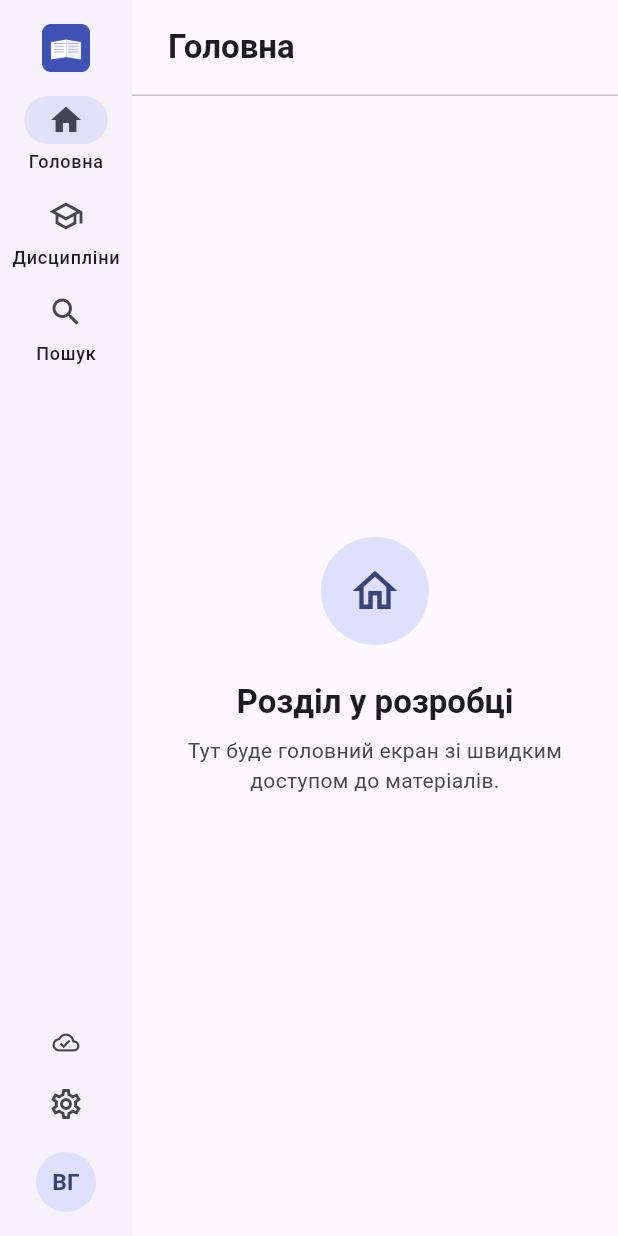
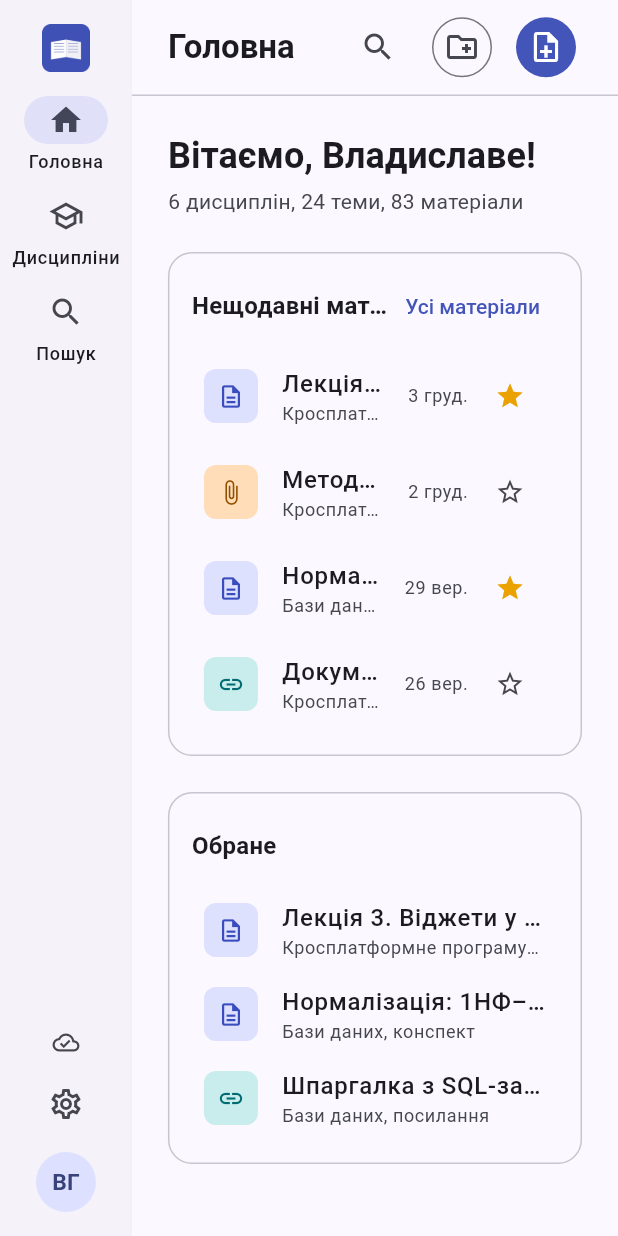
Before and after one commit to Spehereuz/study_materials_catalog, a Flutter app: the screen it shows after launch, on a phone screen of 412 x 824 dp. Run offline on Flutter 3.47's test engine with Material 3 defaults, Android fonts, the phone set to English and light mode, and no system bars.

Commit message:
feat(home): add home screen with recent, favorite materials and disciplines
- greeting with the user's name and catalog summary (FR-08)
- search field and quick actions; icon-only actions on narrow windows
- "Recent materials" with open date and favorite toggle (FR-20)
- "Favorites" block and adaptive grid of discipline cards
- empty state that suggests creating the first discipline
- hardcoded data comes from MockCatalogRepository via CatalogController

```diff
--- a/lib/core/constants/app_spacing.dart
+++ b/lib/core/constants/app_spacing.dart
@@ -36,6 +36,6 @@ abstract final class AppBreakpoints {
   /// Від цієї ширини — постійна бічна панель з підписами.
   static const double expanded = 840;
 
-  /// Від цієї ширини — дві колонки вмісту на головному екрані.
-  static const double twoColumns = 1000;
+  /// Ширина вмісту, від якої блоки «Нещодавні» та «Обране» стоять поруч.
+  static const double twoColumnContent = 720;
 }
--- a/lib/core/constants/app_strings.dart
+++ b/lib/core/constants/app_strings.dart
@@ -39,6 +39,36 @@ abstract final class AppStrings {
   static const synced = 'Синхронізовано';
   static const searchShortcut = '⌘F';
 
+  // Головний екран
+  static const searchMaterialsHint = 'Пошук матеріалів';
+  static const newDiscipline = 'Нова дисципліна';
+  static const newMaterial = 'Новий матеріал';
+  static const recentMaterials = 'Нещодавні матеріали';
+  static const allMaterials = 'Усі матеріали';
+  static const favorites = 'Обране';
+  static const allDisciplines = 'Усі дисципліни';
+  static const noRecentMaterials =
+      "Тут з'являться матеріали, які ви нещодавно відкривали.";
+  static const noFavorites =
+      'Позначте матеріал зірочкою, щоб швидко повертатися до нього.';
+  static const emptyCatalogTitle = 'Поки що немає дисциплін';
+  static const emptyCatalogMessage =
+      'Створіть першу дисципліну, щоб додавати до неї конспекти, '
+      'посилання й файли.';
+  static const createFirstDiscipline = 'Створити дисципліну';
+  static const featureInProgress =
+      "Ця функція з'явиться в наступній версії застосунку";
+
+  static String greeting(String firstName) =>
+      'Вітаємо, ${UkGrammar.vocative(firstName)}!';
+
+  static String catalogSummary(int disciplines, int topics, int materials) =>
+      '${disciplinesCount(disciplines)}, ${topicsCount(topics)}, '
+      '${materialsCount(materials)}';
+
+  static String materialPath(String discipline, String topic) =>
+      '$discipline › $topic';
+
   // Розділи в розробці
   static const comingSoonTitle = 'Розділ у розробці';
   static const comingSoonDisciplines =
@@ -49,8 +79,6 @@ abstract final class AppStrings {
       'з фільтрами за типом і дисципліною.';
   static const comingSoonSettings =
       'Тут можна буде обрати тему оформлення та мову інтерфейсу.';
-  static const comingSoonHome =
-      'Тут буде головний екран зі швидким доступом до матеріалів.';
   static const comingSoonProfile =
       'Тут можна буде змінити дані профілю, фото та пароль.';
 
--- /dev/null
+++ b/lib/features/home/home_screen.dart
@@ -0,0 +1,208 @@
+import 'package:flutter/material.dart';
+
+import '../../core/constants/app_spacing.dart';
+import '../../core/constants/app_strings.dart';
+import '../../core/widgets/app_button.dart';
+import '../../core/widgets/app_snack_bar.dart';
+import '../../core/widgets/empty_state.dart';
+import '../../core/widgets/page_header.dart';
+import '../../data/models/catalog_snapshot.dart';
+import '../../data/models/study_material.dart';
+import '../../data/models/user_profile.dart';
+import '../shell/app_section.dart';
+import '../shell/catalog_controller.dart';
+import 'widgets/disciplines_grid.dart';
+import 'widgets/favorites_card.dart';
+import 'widgets/recent_materials_card.dart';
+import 'widgets/search_launcher.dart';
+
+/// Головний екран (FR-08): привітання, пошук, швидкі дії,
+/// нещодавні та обрані матеріали, картки дисциплін.
+class HomeScreen extends StatelessWidget {
+  const HomeScreen({
+    super.key,
+    required this.user,
+    required this.catalog,
+    required this.onOpenSection,
+  });
+
+  /// Від цієї ширини вмісту в заголовку показуються підписи кнопок.
+  static const _wideHeaderWidth = 860.0;
+
+  final UserProfile user;
+  final CatalogController catalog;
+  final ValueChanged<AppSection> onOpenSection;
+
+  @override
+  Widget build(BuildContext context) {
+    final snapshot = catalog.snapshot;
+
+    return LayoutBuilder(
+      builder: (context, constraints) {
+        final isWide = constraints.maxWidth >= _wideHeaderWidth;
+
+        return Column(
+          crossAxisAlignment: CrossAxisAlignment.stretch,
+          children: [
+            PageHeader(
+              title: AppStrings.navHome,
+              actions: _buildActions(context, isWide: isWide),
+            ),
+            Expanded(
+              child: catalog.isLoading && snapshot.isEmpty
+                  ? const Center(child: CircularProgressIndicator())
+                  : snapshot.isEmpty
+                  ? _buildEmptyState(context)
+                  : _buildContent(context, snapshot),
+            ),
+          ],
+        );
+      },
+    );
+  }
+
+  List<Widget> _buildActions(BuildContext context, {required bool isWide}) {
+    void notImplemented() =>
+        showAppSnackBar(context, AppStrings.featureInProgress);
+
+    if (!isWide) {
+      return [
+        IconButton(
+          onPressed: () => onOpenSection(AppSection.search),
+          tooltip: AppStrings.searchMaterialsHint,
+          icon: const Icon(Icons.search),
+        ),
+        IconButton.outlined(
+          onPressed: notImplemented,
+          tooltip: AppStrings.newDiscipline,
+          icon: const Icon(Icons.create_new_folder_outlined),
+        ),
+        IconButton.filled(
+          onPressed: notImplemented,
+          tooltip: AppStrings.newMaterial,
+          icon: const Icon(Icons.note_add_outlined),
+        ),
+      ];
+    }
+    return [
+      SearchLauncher(onTap: () => onOpenSection(AppSection.search)),
+      const SizedBox(width: AppSpacing.tiny),
+      AppButton(
+        label: AppStrings.newDiscipline,
+        icon: Icons.add,
+        variant: AppButtonVariant.secondary,
+        onPressed: notImplemented,
+      ),
+      AppButton(
+        label: AppStrings.newMaterial,
+        icon: Icons.add,
+        onPressed: notImplemented,
+      ),
+    ];
+  }
+
+  Widget _buildEmptyState(BuildContext context) {
+    return Padding(
+      padding: const EdgeInsets.all(AppSpacing.large),
+      child: EmptyState(
+        icon: Icons.library_books_outlined,
+        title: AppStrings.emptyCatalogTitle,
+        message: AppStrings.emptyCatalogMessage,
+        action: AppButton(
+          label: AppStrings.createFirstDiscipline,
+          icon: Icons.add,
+          onPressed: () =>
+              showAppSnackBar(context, AppStrings.featureInProgress),
+        ),
+      ),
+    );
+  }
+
+  Widget _buildContent(BuildContext context, CatalogSnapshot snapshot) {
+    final theme = Theme.of(context);
+    void openMaterial(StudyMaterial _) =>
+        showAppSnackBar(context, AppStrings.featureInProgress);
+
+    final recent = RecentMaterialsCard(
+      snapshot: snapshot,
+      onShowAll: () => onOpenSection(AppSection.search),
+      onOpen: openMaterial,
+      onFavoriteChanged: (material, value) =>
+          catalog.setFavorite(material.id, value: value),
+    );
+    final favorites = FavoritesCard(snapshot: snapshot, onOpen: openMaterial);
+
+    return SingleChildScrollView(
+      padding: const EdgeInsets.all(AppSpacing.large),
+      child: Align(
+        alignment: Alignment.topLeft,
+        child: ConstrainedBox(
+          constraints: const BoxConstraints(maxWidth: AppSizes.contentMaxWidth),
+          child: Column(
+            crossAxisAlignment: CrossAxisAlignment.stretch,
+            children: [
+              Text(
+                AppStrings.greeting(user.firstName),
+                style: theme.textTheme.headlineSmall,
+              ),
+              const SizedBox(height: AppSpacing.tiny),
+              Text(
+                AppStrings.catalogSummary(
+                  snapshot.disciplines.length,
+                  snapshot.topicCount,
+                  snapshot.materialCount,
+                ),
+                style: theme.textTheme.bodyMedium?.copyWith(
+                  color: theme.colorScheme.onSurfaceVariant,
+                ),
+              ),
+              const SizedBox(height: AppSpacing.large),
+              LayoutBuilder(
+                builder: (context, constraints) {
+                  if (constraints.maxWidth < AppBreakpoints.twoColumnContent) {
+                    return Column(
+                      crossAxisAlignment: CrossAxisAlignment.stretch,
+                      children: [
+                        recent,
+                        const SizedBox(height: AppSpacing.large),
+                        favorites,
+                      ],
+                    );
+                  }
+                  return Row(
+                    crossAxisAlignment: CrossAxisAlignment.start,
+                    children: [
+                      Expanded(flex: 3, child: recent),
+                      const SizedBox(width: AppSpacing.large),
+                      Expanded(flex: 2, child: favorites),
+                    ],
+                  );
+                },
+              ),
+              const SizedBox(height: AppSpacing.xLarge),
+              Row(
+                children: [
+                  Expanded(
+                    child: Text(
+                      AppStrings.myDisciplines,
+                      style: theme.textTheme.titleMedium,
+                    ),
+                  ),
+                  TextButton(
+                    onPressed: () => onOpenSection(AppSection.disciplines),
+                    child: const Text(AppStrings.allDisciplines),
+                  ),
+                ],
+              ),
+              const SizedBox(height: AppSpacing.small),
+              DisciplinesGrid(
+                disciplines: snapshot.disciplines,
+                onOpen: (_) => onOpenSection(AppSection.disciplines),
+              ),
+            ],
+          ),
+        ),
+      ),
+    );
+  }
+}
--- /dev/null
+++ b/lib/features/home/widgets/favorites_card.dart
@@ -0,0 +1,53 @@
+import 'package:flutter/material.dart';
+
+import '../../../core/constants/app_spacing.dart';
+import '../../../core/constants/app_strings.dart';
+import '../../../core/widgets/section_card.dart';
+import '../../../core/widgets/study_material_tile.dart';
+import '../../../data/models/catalog_snapshot.dart';
+import '../../../data/models/study_material.dart';
+
+/// Блок «Обране» (FR-20): матеріали, позначені зірочкою.
+class FavoritesCard extends StatelessWidget {
+  const FavoritesCard({
+    super.key,
+    required this.snapshot,
+    required this.onOpen,
+  });
+
+  final CatalogSnapshot snapshot;
+  final ValueChanged<StudyMaterial> onOpen;
+
+  @override
+  Widget build(BuildContext context) {
+    final theme = Theme.of(context);
+    final favorites = snapshot.favorites;
+
+    return SectionCard(
+      title: AppStrings.favorites,
+      padding: const EdgeInsets.all(AppSpacing.medium),
+      child: favorites.isEmpty
+          ? Padding(
+              padding: const EdgeInsets.all(AppSpacing.small),
+              child: Text(
+                AppStrings.noFavorites,
+                style: theme.textTheme.bodyMedium?.copyWith(
+                  color: theme.colorScheme.onSurfaceVariant,
+                ),
+              ),
+            )
+          : Column(
+              children: [
+                for (final material in favorites)
+                  StudyMaterialTile(
+                    material: material,
+                    subtitle:
+                        '${snapshot.disciplineOf(material)?.title ?? ''}, '
+                        '${material.type.label}',
+                    onTap: () => onOpen(material),
+                  ),
+              ],
+            ),
+    );
+  }
+}
--- /dev/null
+++ b/lib/features/home/widgets/recent_materials_card.dart
@@ -0,0 +1,81 @@
+import 'package:flutter/material.dart';
+
+import '../../../core/constants/app_spacing.dart';
+import '../../../core/constants/app_strings.dart';
+import '../../../core/utils/date_formatter.dart';
+import '../../../core/widgets/section_card.dart';
+import '../../../core/widgets/study_material_tile.dart';
+import '../../../data/models/catalog_snapshot.dart';
+import '../../../data/models/study_material.dart';
+
+/// Блок «Нещодавні матеріали» з датою відкриття і зіркою «Обране».
+class RecentMaterialsCard extends StatelessWidget {
+  const RecentMaterialsCard({
+    super.key,
+    required this.snapshot,
+    required this.onShowAll,
+    required this.onOpen,
+    required this.onFavoriteChanged,
+  });
+
+  final CatalogSnapshot snapshot;
+  final VoidCallback onShowAll;
+  final ValueChanged<StudyMaterial> onOpen;
+  final void Function(StudyMaterial material, bool value) onFavoriteChanged;
+
+  @override
+  Widget build(BuildContext context) {
+    final recent = snapshot.recent;
+
+    return SectionCard(
+      title: AppStrings.recentMaterials,
+      padding: const EdgeInsets.all(AppSpacing.medium),
+      trailing: TextButton(
+        onPressed: onShowAll,
+        child: const Text(AppStrings.allMaterials),
+      ),
+      child: recent.isEmpty
+          ? const _EmptyHint(AppStrings.noRecentMaterials)
+          : Column(
+              children: [
+                for (final material in recent)
+                  StudyMaterialTile(
+                    material: material,
+                    subtitle: _pathOf(material),
+                    dateText: DateFormatter.relative(material.lastOpenedAt!),
+                    onTap: () => onOpen(material),
+                    onFavoriteChanged: (value) =>
+                        onFavoriteChanged(material, value),
+                  ),
+              ],
+            ),
+    );
+  }
+
+  String _pathOf(StudyMaterial material) {
+    final discipline = snapshot.disciplineOf(material)?.title ?? '';
+    final topic = snapshot.topicOf(material)?.title ?? '';
+    return AppStrings.materialPath(discipline, topic);
+  }
+}
+
+class _EmptyHint extends StatelessWidget {
+  const _EmptyHint(this.text);
+
+  final String text;
+
+  @override
+  Widget build(BuildContext context) {
+    final theme = Theme.of(context);
+
+    return Padding(
+      padding: const EdgeInsets.all(AppSpacing.small),
+      child: Text(
+        text,
+        style: theme.textTheme.bodyMedium?.copyWith(
+          color: theme.colorScheme.onSurfaceVariant,
+        ),
+      ),
+    );
+  }
+}
--- a/lib/features/shell/app_shell.dart
+++ b/lib/features/shell/app_shell.dart
@@ -5,6 +5,7 @@ import '../../app_scope.dart';
 import '../../core/constants/app_spacing.dart';
 import '../../core/constants/app_strings.dart';
 import '../../data/models/user_profile.dart';
+import '../home/home_screen.dart';
 import '../placeholder/coming_soon_screen.dart';
 import 'app_section.dart';
 import 'catalog_controller.dart';
@@ -111,10 +112,10 @@ class _AppShellState extends State<AppShell> {
 
   Widget _buildSection(UserProfile user, CatalogController catalog) {
     return switch (_section) {
-      AppSection.home => const ComingSoonScreen(
-        title: AppStrings.navHome,
-        icon: Icons.home_outlined,
-        message: AppStrings.comingSoonHome,
+      AppSection.home => HomeScreen(
+        user: user,
+        catalog: catalog,
+        onOpenSection: _select,
       ),
       AppSection.disciplines => const ComingSoonScreen(
         title: AppStrings.navDisciplines,
```
Also changed, not shown: lib/core/widgets/app_snack_bar.dart (added, +8 -0 lines), lib/features/home/widgets/disciplines_grid.dart (added, +52 -0 lines), lib/features/home/widgets/search_launcher.dart (added, +57 -0 lines), 1 other file.
